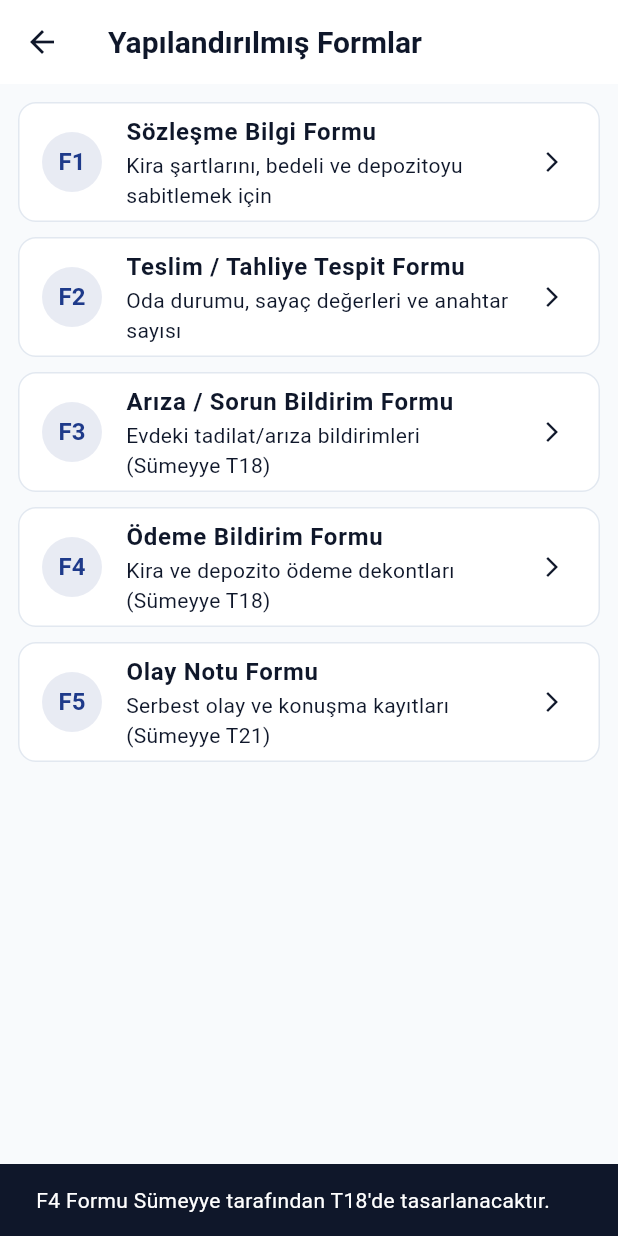
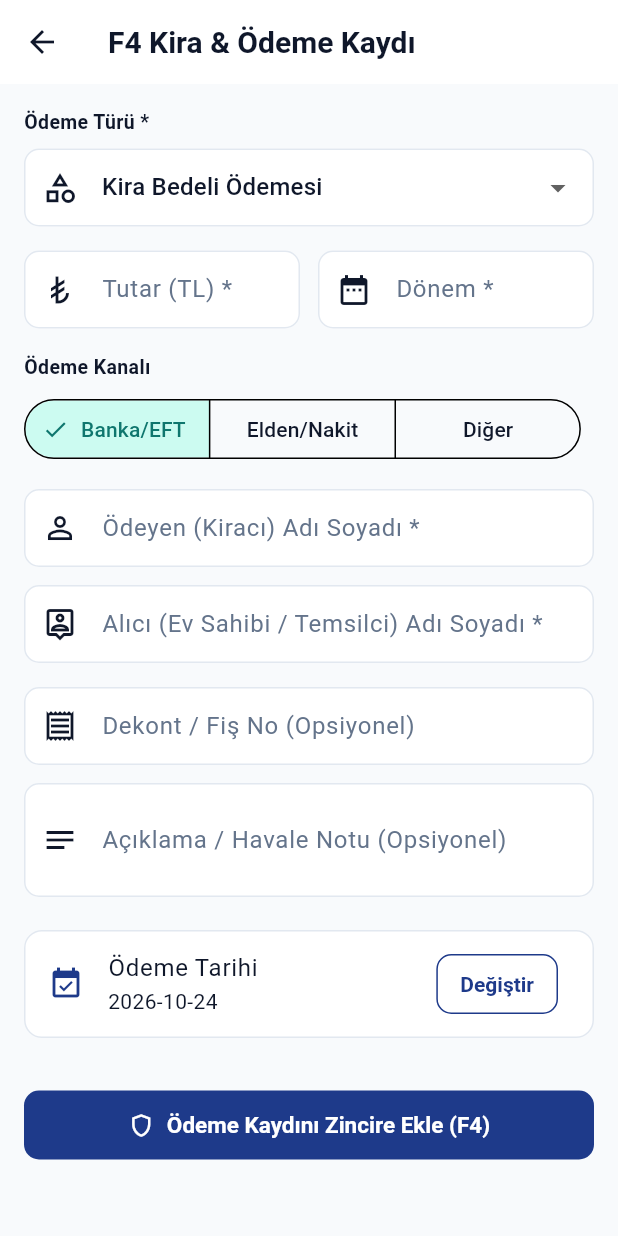
Before and after one commit to tubaknr/kiraci-app, a Flutter app: the FormsMenuView screen opened directly with empty values, after a tap on "F4", on a phone screen of 412 x 824 dp. Run offline on Flutter 3.47's test engine with Material 3 defaults, Android fonts, the phone set to English and light mode, and no system bars; our stand-ins replace file_picker, image_picker, local_auth, sqflite; accounts and stored records are empty.

Commit message:
feat(forms): T18 - F3 DefectView and F4 PaymentView UI with FormsMenu integration

```diff
--- /dev/null
+++ b/lib/features/forms/view/f4_payment_view.dart
@@ -0,0 +1,315 @@
+import 'package:flutter/material.dart';
+import '../../../core/constants/app_colors.dart';
+import '../../../core/constants/view_status.dart';
+import '../controller/f4_payment_controller.dart';
+import '../models/f4_payment_data.dart';
+
+/// F4 Kira & Ödeme Bildirim Formu Ekranı (Sümeyye - T18)
+class F4PaymentView extends StatefulWidget {
+  final String caseId;
+  final F4PaymentController controller;
+  final VoidCallback? onSuccess;
+
+  const F4PaymentView({
+    super.key,
+    required this.caseId,
+    required this.controller,
+    this.onSuccess,
+  });
+
+  @override
+  State<F4PaymentView> createState() => _F4PaymentViewState();
+}
+
+class _F4PaymentViewState extends State<F4PaymentView> {
+  final TextEditingController _amountController = TextEditingController();
+  final TextEditingController _periodController = TextEditingController();
+  final TextEditingController _payerController = TextEditingController();
+  final TextEditingController _receiverController = TextEditingController();
+  final TextEditingController _receiptNoController = TextEditingController();
+  final TextEditingController _notesController = TextEditingController();
+
+  String _paymentType = 'rent';
+  String _paymentMethod = 'bank_transfer';
+  DateTime _paidAt = DateTime.now();
+
+  @override
+  void dispose() {
+    _amountController.dispose();
+    _periodController.dispose();
+    _payerController.dispose();
+    _receiverController.dispose();
+    _receiptNoController.dispose();
+    _notesController.dispose();
+    super.dispose();
+  }
+
+  Future<void> _submit() async {
+    final double amount = double.tryParse(_amountController.text.trim()) ?? 0.0;
+
+    final F4PaymentData data = F4PaymentData(
+      paymentType: _paymentType,
+      amount: amount,
+      currency: 'TRY',
+      period: _periodController.text.trim(),
+      paymentMethod: _paymentMethod,
+      paidAt: _paidAt,
+      payerName: _payerController.text.trim(),
+      receiverName: _receiverController.text.trim(),
+      receiptNumber: _receiptNoController.text.trim().isEmpty
+          ? null
+          : _receiptNoController.text.trim(),
+      notes: _notesController.text.trim().isEmpty ? null : _notesController.text.trim(),
+    );
+
+    final bool success = await widget.controller.submit(
+      caseId: widget.caseId,
+      data: data,
+    );
+
+    if (success && mounted) {
+      widget.onSuccess?.call();
+    }
+  }
+
+  @override
+  Widget build(BuildContext context) {
+    return Scaffold(
+      appBar: AppBar(
+        title: const Text('F4 Kira & Ödeme Kaydı'),
+      ),
+      body: SingleChildScrollView(
+        padding: const EdgeInsets.all(16.0),
+        child: Column(
+          crossAxisAlignment: CrossAxisAlignment.stretch,
+          children: [
+            _buildPaymentTypeSelector(),
+            const SizedBox(height: 16),
+            _buildAmountAndPeriodRow(),
+            const SizedBox(height: 16),
+            _buildMethodSelector(),
+            const SizedBox(height: 16),
+            _buildPartiesFields(),
+            const SizedBox(height: 16),
+            _buildReceiptAndNotes(),
+            const SizedBox(height: 16),
+            _buildDateTile(),
+            const SizedBox(height: 16),
+            _buildFieldErrors(),
+            const SizedBox(height: 12),
+            _buildSubmitButton(),
+          ],
+        ),
+      ),
+    );
+  }
+
+  Widget _buildPaymentTypeSelector() {
+    return Column(
+      crossAxisAlignment: CrossAxisAlignment.start,
+      children: [
+        const Text(
+          'Ödeme Türü *',
+          style: TextStyle(fontWeight: FontWeight.w600, fontSize: 13),
+        ),
+        const SizedBox(height: 8),
+        DropdownButtonFormField<String>(
+          initialValue: _paymentType,
+          decoration: const InputDecoration(
+            prefixIcon: Icon(Icons.category_outlined),
+          ),
+          items: const [
+            DropdownMenuItem(value: 'rent', child: Text('Kira Bedeli Ödemesi')),
+            DropdownMenuItem(value: 'deposit', child: Text('Güvence / Depozito Bedeli')),
+            DropdownMenuItem(value: 'dues', child: Text('Bina / Site Aidatı')),
+            DropdownMenuItem(value: 'other', child: Text('Diğer Masraf & Ödeme')),
+          ],
+          onChanged: (String? val) {
+            if (val != null) setState(() => _paymentType = val);
+          },
+        ),
+      ],
+    );
+  }
+
+  Widget _buildAmountAndPeriodRow() {
+    return Row(
+      children: [
+        Expanded(
+          flex: 3,
+          child: TextField(
+            controller: _amountController,
+            keyboardType: const TextInputType.numberWithOptions(decimal: true),
+            decoration: const InputDecoration(
+              labelText: 'Tutar (TL) *',
+              hintText: 'Örn: 18500',
+              prefixIcon: Icon(Icons.currency_lira),
+            ),
+          ),
+        ),
+        const SizedBox(width: 12),
+        Expanded(
+          flex: 3,
+          child: TextField(
+            controller: _periodController,
+            decoration: const InputDecoration(
+              labelText: 'Dönem *',
+              hintText: 'Örn: Kasım 2026',
+              prefixIcon: Icon(Icons.date_range),
+            ),
+          ),
+        ),
+      ],
+    );
+  }
+
+  Widget _buildMethodSelector() {
+    return Column(
+      crossAxisAlignment: CrossAxisAlignment.start,
+      children: [
+        const Text(
+          'Ödeme Kanalı',
+          style: TextStyle(fontWeight: FontWeight.w600, fontSize: 13),
+        ),
+        const SizedBox(height: 8),
+        SegmentedButton<String>(
+          segments: const [
+            ButtonSegment(value: 'bank_transfer', label: Text('Banka/EFT')),
+            ButtonSegment(value: 'cash', label: Text('Elden/Nakit')),
+            ButtonSegment(value: 'other', label: Text('Diğer')),
+          ],
+          selected: {_paymentMethod},
+          onSelectionChanged: (Set<String> s) => setState(() => _paymentMethod = s.first),
+        ),
+      ],
+    );
+  }
+
+  Widget _buildPartiesFields() {
+    return Column(
+      children: [
+        TextField(
+          controller: _payerController,
+          decoration: const InputDecoration(
+            labelText: 'Ödeyen (Kiracı) Adı Soyadı *',
+            prefixIcon: Icon(Icons.person_outline),
+          ),
+        ),
+        const SizedBox(height: 12),
+        TextField(
+          controller: _receiverController,
+          decoration: const InputDecoration(
+            labelText: 'Alıcı (Ev Sahibi / Temsilci) Adı Soyadı *',
+            prefixIcon: Icon(Icons.person_pin_outlined),
+          ),
+        ),
+      ],
+    );
+  }
+
+  Widget _buildReceiptAndNotes() {
+    return Column(
+      children: [
+        TextField(
+          controller: _receiptNoController,
+          decoration: const InputDecoration(
+            labelText: 'Dekont / Fiş No (Opsiyonel)',
+            hintText: 'Örn: TR12000... veya Dekont Ref No',
+            prefixIcon: Icon(Icons.receipt_outlined),
+          ),
+        ),
+        const SizedBox(height: 12),
+        TextField(
+          controller: _notesController,
+          maxLines: 2,
+          decoration: const InputDecoration(
+            labelText: 'Açıklama / Havale Notu (Opsiyonel)',
+            hintText: 'Banka dekontu açıklamasına yazılan metin...',
+            prefixIcon: Icon(Icons.notes),
+          ),
+        ),
+      ],
+    );
+  }
+
+  Widget _buildDateTile() {
+    final String dateStr = _paidAt.toIso8601String().substring(0, 10);
+
+    return Card(
+      child: ListTile(
+        leading: const Icon(Icons.event_available, color: AppColors.primary),
+        title: const Text('Ödeme Tarihi'),
+        subtitle: Text(dateStr),
+        trailing: OutlinedButton(
+          onPressed: () async {
+            final DateTime? picked = await showDatePicker(
+              context: context,
+              initialDate: _paidAt,
+              firstDate: DateTime(2000),
+              lastDate: DateTime(2100),
+            );
+            if (picked != null) setState(() => _paidAt = picked);
+          },
+          child: const Text('Değiştir'),
+        ),
+      ),
+    );
+  }
+
+  Widget _buildFieldErrors() {
+    return ValueListenableBuilder<Map<String, String>>(
+      valueListenable: widget.controller.fieldErrors,
+      builder: (BuildContext context, Map<String, String> errors, _) {
+        if (errors.isEmpty) return const SizedBox.shrink();
+        return Container(
+          padding: const EdgeInsets.all(12),
+          decoration: BoxDecoration(
+            color: AppColors.error.withValues(alpha: 0.1),
+            borderRadius: BorderRadius.circular(8),
+            border: Border.all(color: AppColors.error),
+          ),
+          child: Column(
+            crossAxisAlignment: CrossAxisAlignment.start,
+            children: errors.entries.map((e) {
+              return Padding(
+                padding: const EdgeInsets.symmetric(vertical: 2.0),
+                child: Row(
+                  children: [
+                    const Icon(Icons.error_outline, color: AppColors.error, size: 16),
+                    const SizedBox(width: 6),
+                    Expanded(
+                      child: Text(
+                        e.value,
+                        style: const TextStyle(color: AppColors.error, fontSize: 12),
+                      ),
+                    ),
+                  ],
+                ),
+              );
+            }).toList(),
+          ),
+        );
+      },
+    );
+  }
+
+  Widget _buildSubmitButton() {
+    return ValueListenableBuilder<ViewStatus>(
+      valueListenable: widget.controller.status,
+      builder: (BuildContext context, ViewStatus status, _) {
+        final bool isLoading = status == ViewStatus.loading;
+        return ElevatedButton.icon(
+          onPressed: isLoading ? null : _submit,
+          icon: isLoading
+              ? const SizedBox(
+                  width: 18,
+                  height: 18,
+                  child: CircularProgressIndicator(strokeWidth: 2, color: Colors.white),
+                )
+              : const Icon(Icons.shield_outlined),
+          label: Text(isLoading ? 'Kaydediliyor...' : 'Ödeme Kaydını Zincire Ekle (F4)'),
+        );
+      },
+    );
+  }
+}
--- a/lib/features/forms/view/forms_menu_view.dart
+++ b/lib/features/forms/view/forms_menu_view.dart
@@ -1,11 +1,16 @@
 import 'package:flutter/material.dart';
+import '../../../core/constants/app_colors.dart';
 import '../../../core/services/record_service.dart';
 import '../controller/f1_lease_controller.dart';
 import '../controller/f2_handover_controller.dart';
+import '../controller/f3_defect_controller.dart';
+import '../controller/f4_payment_controller.dart';
 import 'f1_lease_view.dart';
 import 'f2_handover_view.dart';
+import 'f3_defect_view.dart';
+import 'f4_payment_view.dart';
 
-/// Mock Form Listesi Menüsü (Sümeyye T18'de güncelleyecek)
+/// Yapılandırılmış Formlar Menüsü (Sümeyye - T18)
 class FormsMenuView extends StatelessWidget {
   final String currentCaseId;
 
@@ -16,18 +21,18 @@ class FormsMenuView extends StatelessWidget {
     return Scaffold(
       appBar: AppBar(title: const Text('Yapılandırılmış Formlar')),
       body: ListView(
-        padding: const EdgeInsets.all(12),
+        padding: const EdgeInsets.all(16),
         children: [
           _buildFormCard(
             context,
             code: 'F1',
             title: 'Sözleşme Bilgi Formu',
-            subtitle: 'Kira şartlarını, bedeli ve depozitoyu sabitlemek için',
+            subtitle: 'Kira başlangıcı, bedel, artış oranı ve depozito tespiti',
             icon: Icons.assignment_outlined,
             onTap: () {
               final controller = F1LeaseController(RecordService());
               Navigator.of(context).push(
-                MaterialPageRoute(
+                MaterialPageRoute<void>(
                   builder: (context) => F1LeaseView(
                     caseId: currentCaseId,
                     controller: controller,
@@ -44,12 +49,12 @@ class FormsMenuView extends StatelessWidget {
             context,
             code: 'F2',
             title: 'Teslim / Tahliye Tespit Formu',
-            subtitle: 'Oda durumu, sayaç değerleri ve anahtar sayısı',
+            subtitle: 'Anahtar teslimi, sayaç değerleri ve oda demirbaş durumları',
             icon: Icons.key_outlined,
             onTap: () {
               final controller = F2HandoverController(RecordService());
               Navigator.of(context).push(
-                MaterialPageRoute(
+                MaterialPageRoute<void>(
                   builder: (context) => F2HandoverView(
                     caseId: currentCaseId,
                     controller: controller,
@@ -66,35 +71,57 @@ class FormsMenuView extends StatelessWidget {
             context,
             code: 'F3',
             title: 'Arıza / Sorun Bildirim Formu',
-            subtitle: 'Evdeki tadilat/arıza bildirimleri (Sümeyye T18)',
+            subtitle: 'Evdeki tesisat, elektrik veya kombi arızalarının tespiti',
             icon: Icons.build_outlined,
             onTap: () {
-              ScaffoldMessenger.of(context).showSnackBar(
-                const SnackBar(content: Text('F3 Formu Sümeyye tarafından T18\'de tasarlanacaktır.')),
+              final controller = F3DefectController(RecordService());
+              Navigator.of(context).push(
+                MaterialPageRoute<void>(
+                  builder: (context) => F3DefectView(
+                    caseId: currentCaseId,
+                    controller: controller,
+                    onSuccess: () {
+                      controller.dispose();
+                      Navigator.of(context).pop();
+                    },
+                  ),
+                ),
               );
             },
           ),
           _buildFormCard(
             context,
             code: 'F4',
-            title: 'Ödeme Bildirim Formu',
-            subtitle: 'Kira ve depozito ödeme dekontları (Sümeyye T18)',
+            title: 'Kira & Ödeme Bildirim Formu',
+            subtitle: 'Kira bedeli, depozito veya aidat ödeme kayıtları ve dekontları',
             icon: Icons.payment_outlined,
             onTap: () {
-              ScaffoldMessenger.of(context).showSnackBar(
-                const SnackBar(content: Text('F4 Formu Sümeyye tarafından T18\'de tasarlanacaktır.')),
+              final controller = F4PaymentController(RecordService());
+              Navigator.of(context).push(
+                MaterialPageRoute<void>(
+                  builder: (context) => F4PaymentView(
+                    caseId: currentCaseId,
+                    controller: controller,
+                    onSuccess: () {
+                      controller.dispose();
+                      Navigator.of(context).pop();
+                    },
+                  ),
+                ),
               );
             },
           ),
           _buildFormCard(
             context,
             code: 'F5',
-            title: 'Olay Notu Formu',
-            subtitle: 'Serbest olay ve konuşma kayıtları (Sümeyye T21)',
+            title: 'Olay ve Durum Notu Formu',
+            subtitle: 'Kira ilişkisindeki serbest olaylar, sözlü görüşmeler ve ihtar kayıtları',
             icon: Icons.note_alt_outlined,
             onTap: () {
               ScaffoldMessenger.of(context).showSnackBar(
-                const SnackBar(content: Text('F5 Formu Sümeyye tarafından T21\'de tasarlanacaktır.')),
+                const SnackBar(
+                  content: Text('F5 Formu Sümeyye tarafından T21 adımında bağlanacaktır.'),
+                ),
               );
             },
           ),
@@ -112,15 +139,19 @@ class FormsMenuView extends StatelessWidget {
     required VoidCallback onTap,
   }) {
     return Card(
-      margin: const EdgeInsets.only(bottom: 10),
+      margin: const EdgeInsets.only(bottom: 12),
       child: ListTile(
+        contentPadding: const EdgeInsets.symmetric(horizontal: 16, vertical: 8),
         leading: CircleAvatar(
-          backgroundColor: Theme.of(context).colorScheme.primary.withValues(alpha: 0.1),
-          child: Text(code, style: const TextStyle(fontWeight: FontWeight.bold)),
+          backgroundColor: AppColors.primary.withValues(alpha: 0.1),
+          child: Text(
+            code,
+            style: const TextStyle(fontWeight: FontWeight.bold, color: AppColors.primary),
+          ),
         ),
-        title: Text(title, style: const TextStyle(fontWeight: FontWeight.bold)),
-        subtitle: Text(subtitle),
-        trailing: const Icon(Icons.arrow_forward_ios, size: 16),
+        title: Text(title, style: const TextStyle(fontWeight: FontWeight.bold, fontSize: 15)),
+        subtitle: Text(subtitle, style: const TextStyle(fontSize: 12, color: AppColors.lightTextSecondary)),
+        trailing: const Icon(Icons.chevron_right, color: AppColors.primary),
         onTap: onTap,
       ),
     );
```
Also changed, not shown: lib/features/forms/view/f3_defect_view.dart (added, +261 -0 lines), 3 other files.
